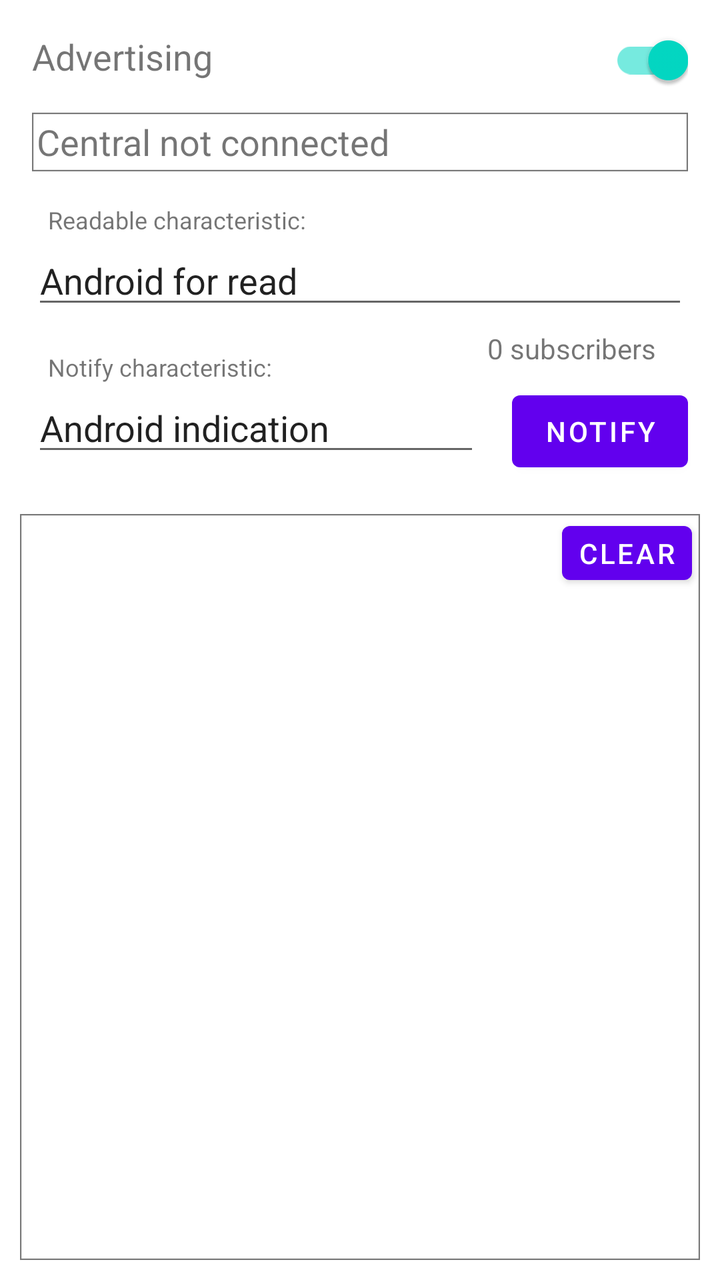
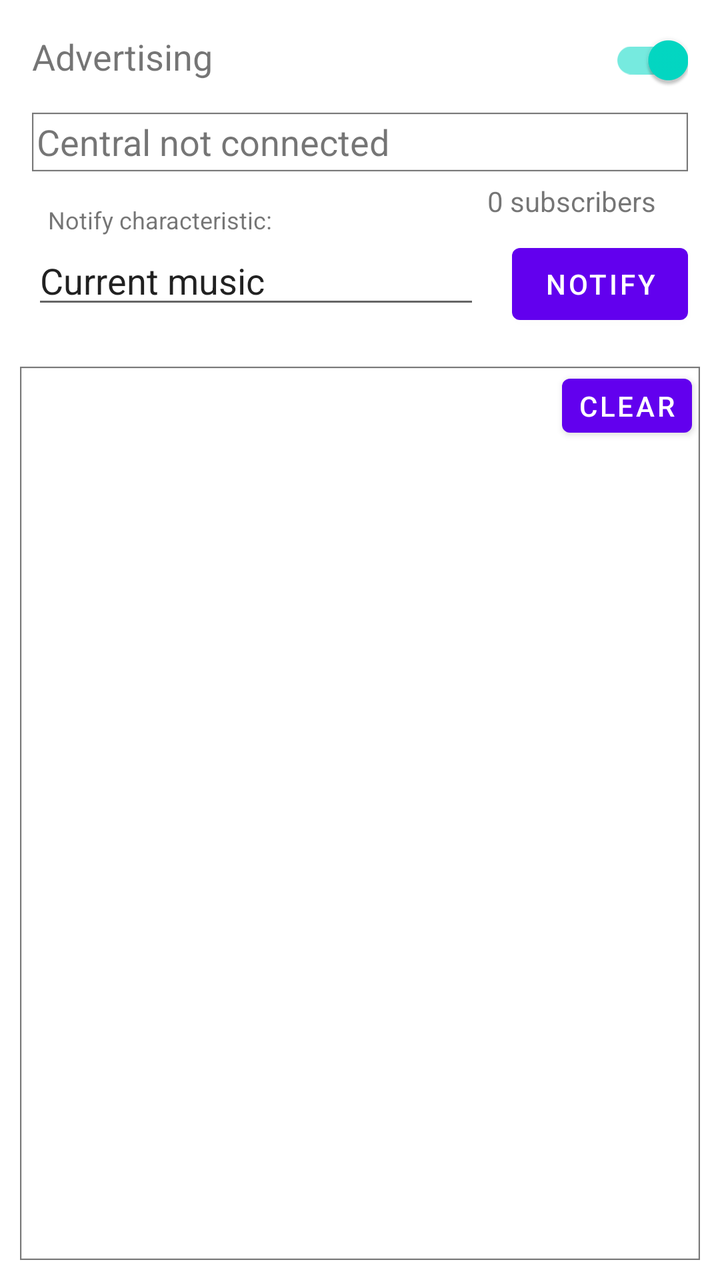

The first picture is an Android layout as it rendered before a commit; the second is the same layout after the commit. The layout source and the unified diff follow.
<!-- AndroidManifest.xml: application theme Theme.Twingo -->
<!-- res/layout/activity_main.xml -->
<?xml version="1.0" encoding="utf-8"?>
<androidx.constraintlayout.widget.ConstraintLayout xmlns:android="http://schemas.android.com/apk/res/android"
    xmlns:app="http://schemas.android.com/apk/res-auto"
    xmlns:tools="http://schemas.android.com/tools"
    android:layout_width="match_parent"
    android:layout_height="match_parent"
    android:layout_marginTop="96dp"
    tools:context=".MainActivity">

    <TextView
        android:id="@+id/textViewIsAdvertising"
        android:layout_width="wrap_content"
        android:layout_height="wrap_content"
        android:layout_marginStart="16dp"
        android:layout_marginTop="16dp"
        android:text="@string/text_static_is_advertising"
        android:textSize="18sp"
        app:layout_constraintStart_toStartOf="parent"
        app:layout_constraintTop_toTopOf="parent" />

    <com.google.android.material.switchmaterial.SwitchMaterial
        android:id="@+id/switchAdvertising"
        android:layout_width="wrap_content"
        android:layout_height="wrap_content"
        android:layout_marginEnd="16dp"
        android:checked="true"
        app:layout_constraintBaseline_toBaselineOf="@+id/textViewIsAdvertising"
        app:layout_constraintEnd_toEndOf="parent" />

    <ScrollView
        android:id="@+id/scrollViewLog"
        android:layout_width="match_parent"
        android:layout_height="0dp"
        android:layout_marginStart="10dp"
        android:layout_marginTop="24dp"
        android:layout_marginEnd="10dp"
        android:layout_marginBottom="10dp"
        android:layout_weight="1"
        android:background="@drawable/img_gray_border"
        app:layout_constraintBottom_toBottomOf="parent"
        app:layout_constraintEnd_toEndOf="parent"
        app:layout_constraintHorizontal_bias="0.0"
        app:layout_constraintStart_toStartOf="parent"
        app:layout_constraintTop_toBottomOf="@+id/editTextCharForNotify">

        <TextView
            android:id="@+id/textViewLog"
            android:layout_width="wrap_content"
            android:layout_height="wrap_content" />

    </ScrollView>

    <TextView
        android:id="@+id/textViewConnectionState"
        android:layout_width="0dp"
        android:layout_height="wrap_content"
        android:layout_marginStart="16dp"
        android:layout_marginTop="16dp"
        android:layout_marginEnd="16dp"
        android:background="@drawable/img_gray_border"
        android:text="@string/text_disconnected"
        android:textSize="18sp"
        app:layout_constraintEnd_toEndOf="parent"
        app:layout_constraintStart_toStartOf="parent"
        app:layout_constraintTop_toBottomOf="@+id/textViewIsAdvertising" />

    <TextView
        android:id="@+id/textViewHintCharForRead"
        android:layout_width="wrap_content"
        android:layout_height="wrap_content"
        android:layout_marginStart="24dp"
        android:layout_marginTop="16dp"
        android:labelFor="@id/editTextCharForRead"
        android:text="@string/text_static_char_for_read"
        android:textSize="12sp"
        app:layout_constraintStart_toStartOf="parent"
        app:layout_constraintTop_toBottomOf="@+id/textViewConnectionState" />

    <EditText
        android:id="@+id/editTextCharForRead"
        android:layout_width="0dp"
        android:layout_height="wrap_content"
        android:layout_marginStart="16dp"
        android:layout_marginEnd="16dp"
        android:ems="10"
        android:importantForAutofill="no"
        android:inputType="text"
        android:text="Android for read"
        app:layout_constraintEnd_toEndOf="parent"
        app:layout_constraintStart_toStartOf="parent"
        app:layout_constraintTop_toBottomOf="@+id/textViewHintCharForRead" />

    <TextView
        android:id="@+id/textViewHintCharForNotify"
        android:layout_width="wrap_content"
        android:layout_height="wrap_content"
        android:layout_marginStart="24dp"
        android:layout_marginTop="16dp"
        android:text="@string/text_static_char_for_notify"
        android:textSize="12sp"
        app:layout_constraintStart_toStartOf="parent"
        app:layout_constraintTop_toBottomOf="@+id/editTextCharForRead" />

    <EditText
        android:id="@+id/editTextCharForNotify"
        android:layout_width="0dp"
        android:layout_height="wrap_content"
        android:layout_marginStart="16dp"
        android:layout_marginEnd="16dp"
        android:autofillHints=""
        android:ems="10"
        android:inputType="text"
        android:text="Android indication"
        app:layout_constraintEnd_toStartOf="@+id/buttonSend"
        app:layout_constraintStart_toStartOf="parent"
        app:layout_constraintTop_toBottomOf="@+id/textViewHintCharForNotify" />

    <Button
        android:id="@+id/buttonSend"
        android:layout_width="wrap_content"
        android:layout_height="wrap_content"
        android:layout_marginEnd="16dp"
        android:onClick="onTapSend"
        android:text="@string/button_notify"
        app:layout_constraintBaseline_toBaselineOf="@+id/editTextCharForNotify"
        app:layout_constraintEnd_toEndOf="parent" />

    <TextView
        android:id="@+id/textViewSubscribers"
        android:layout_width="wrap_content"
        android:layout_height="wrap_content"
        android:layout_marginEnd="32dp"
        android:layout_marginBottom="8dp"
        android:text="0 subscribers"
        app:layout_constraintBottom_toTopOf="@+id/buttonSend"
        app:layout_constraintEnd_toEndOf="parent" />

    <Button
        android:id="@+id/buttonClearLog"
        android:layout_width="wrap_content"
        android:layout_height="wrap_content"
        android:layout_marginEnd="4dp"
        android:minWidth="48dip"
        android:minHeight="32dip"
        android:onClick="onTapClearLog"
        android:paddingLeft="8dp"
        android:paddingTop="4dp"
        android:paddingRight="8dp"
        android:paddingBottom="4dp"
        android:text="@string/button_clear_log"
        app:layout_constraintEnd_toEndOf="@+id/scrollViewLog"
        app:layout_constraintTop_toTopOf="@+id/scrollViewLog" />

</androidx.constraintlayout.widget.ConstraintLayout>
<!-- resources referenced by this layout -->
<resources>
  <!-- drawable img_gray_border: png bitmap (drawable-hdpi, 338 bytes) -->
  <string name="button_clear_log">Clear</string>
  <string name="button_notify">Notify</string>
  <string name="text_disconnected">Central not connected</string>
  <string name="text_static_char_for_notify">Notify characteristic:</string>
  <string name="text_static_char_for_read">Readable characteristic:</string>
  <string name="text_static_is_advertising">Advertising</string>
  <style name="Theme.Twingo" parent="Theme.MaterialComponents.DayNight.DarkActionBar">
          
          <item name="colorPrimary">@color/purple_500</item>
          <item name="colorPrimaryVariant">@color/purple_700</item>
          <item name="colorOnPrimary">@color/white</item>
          
          <item name="colorSecondary">@color/teal_200</item>
          <item name="colorSecondaryVariant">@color/teal_700</item>
          <item name="colorOnSecondary">@color/black</item>
          
          <item name="android:statusBarColor" tools:targetApi="l">?attr/colorPrimaryVariant</item>
          
      </style>
  <color name="purple_500">#FF6200EE</color>
  <color name="purple_700">#FF3700B3</color>
  <color name="white">#FFFFFFFF</color>
  <color name="teal_200">#FF03DAC5</color>
  <color name="teal_700">#FF018786</color>
  <color name="black">#FF000000</color>
</resources>

<!-- the commit's change to res/layout/activity_main.xml (unified diff, before → after) -->
@@ -41,7 +41,7 @@
         app:layout_constraintEnd_toEndOf="parent"
         app:layout_constraintHorizontal_bias="0.0"
         app:layout_constraintStart_toStartOf="parent"
-        app:layout_constraintTop_toBottomOf="@+id/editTextCharForNotify">
+        app:layout_constraintTop_toBottomOf="@+id/editTextCurrentMusicCharacteristic">
 
         <TextView
             android:id="@+id/textViewLog"
@@ -65,44 +65,18 @@
         app:layout_constraintTop_toBottomOf="@+id/textViewIsAdvertising" />
 
     <TextView
-        android:id="@+id/textViewHintCharForRead"
+        android:id="@+id/textViewHintCurrentMusicCharacteristic"
         android:layout_width="wrap_content"
         android:layout_height="wrap_content"
         android:layout_marginStart="24dp"
         android:layout_marginTop="16dp"
-        android:labelFor="@id/editTextCharForRead"
-        android:text="@string/text_static_char_for_read"
+        android:text="@string/text_static_current_music_characteristic"
         android:textSize="12sp"
         app:layout_constraintStart_toStartOf="parent"
         app:layout_constraintTop_toBottomOf="@+id/textViewConnectionState" />
 
     <EditText
-        android:id="@+id/editTextCharForRead"
-        android:layout_width="0dp"
-        android:layout_height="wrap_content"
-        android:layout_marginStart="16dp"
-        android:layout_marginEnd="16dp"
-        android:ems="10"
-        android:importantForAutofill="no"
-        android:inputType="text"
-        android:text="Android for read"
-        app:layout_constraintEnd_toEndOf="parent"
-        app:layout_constraintStart_toStartOf="parent"
-        app:layout_constraintTop_toBottomOf="@+id/textViewHintCharForRead" />
-
-    <TextView
-        android:id="@+id/textViewHintCharForNotify"
-        android:layout_width="wrap_content"
-        android:layout_height="wrap_content"
-        android:layout_marginStart="24dp"
-        android:layout_marginTop="16dp"
-        android:text="@string/text_static_char_for_notify"
-        android:textSize="12sp"
-        app:layout_constraintStart_toStartOf="parent"
-        app:layout_constraintTop_toBottomOf="@+id/editTextCharForRead" />
-
-    <EditText
-        android:id="@+id/editTextCharForNotify"
+        android:id="@+id/editTextCurrentMusicCharacteristic"
         android:layout_width="0dp"
         android:layout_height="wrap_content"
         android:layout_marginStart="16dp"
@@ -110,10 +84,10 @@
         android:autofillHints=""
         android:ems="10"
         android:inputType="text"
-        android:text="Android indication"
+        android:text="Current music"
         app:layout_constraintEnd_toStartOf="@+id/buttonSend"
         app:layout_constraintStart_toStartOf="parent"
-        app:layout_constraintTop_toBottomOf="@+id/textViewHintCharForNotify" />
+        app:layout_constraintTop_toBottomOf="@+id/textViewHintCurrentMusicCharacteristic" />
 
     <Button
         android:id="@+id/buttonSend"
@@ -122,7 +96,7 @@
         android:layout_marginEnd="16dp"
         android:onClick="onTapSend"
         android:text="@string/button_notify"
-        app:layout_constraintBaseline_toBaselineOf="@+id/editTextCharForNotify"
+        app:layout_constraintBaseline_toBaselineOf="@+id/editTextCurrentMusicCharacteristic"
         app:layout_constraintEnd_toEndOf="parent" />
 
     <TextView
<!-- resource entries referenced after the edit -->
@@ -4,8 +4,7 @@
   <string name="button_clear_log">Clear</string>
   <string name="button_notify">Notify</string>
   <string name="text_disconnected">Central not connected</string>
-  <string name="text_static_char_for_notify">Notify characteristic:</string>
-  <string name="text_static_char_for_read">Readable characteristic:</string>
+  <string name="text_static_current_music_characteristic">Notify characteristic:</string>
   <string name="text_static_is_advertising">Advertising</string>
   <style name="Theme.Twingo" parent="Theme.MaterialComponents.DayNight.DarkActionBar">
           
